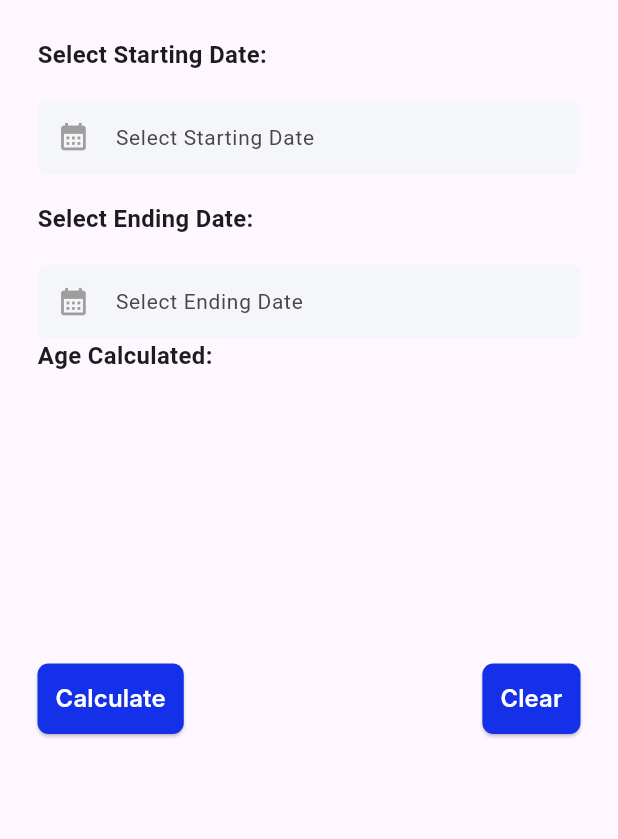
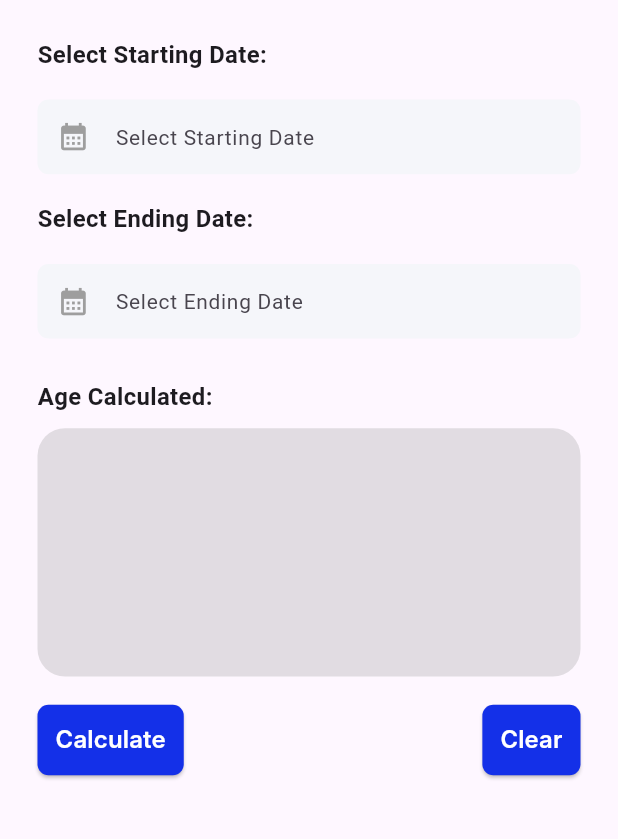
Before and after one commit to shaami30111/salary_calculator_app, a Flutter app: the screen it shows after launch, tab 3 chosen, on a phone screen of 412 x 824 dp, the part 195-1034 px from its top. Run offline on Flutter 3.47's test engine with Material 2 defaults, Android fonts, the phone set to English and light mode, and no system bars; our stand-ins replace flutter_screenutil, fluttericon; missing offline and left inert: age_calculator; Roboto replaces fonts that are missing (Inter).

Commit message:
modified:   lib/pages/salary_cal.dart

```diff
--- a/lib/pages/salary_cal.dart
+++ b/lib/pages/salary_cal.dart
@@ -477,7 +477,7 @@ class _SalaryCalState extends State<SalaryCal> {
                             "$convertedTemp",
                             style: TextStyle(
                               fontSize: 16.sp,
-                              color: Colors.red[600],
+                              color: Colors.black,
                               fontWeight: FontWeight.w800,
                             ),
                           ),
@@ -720,6 +720,9 @@ class _SalaryCalState extends State<SalaryCal> {
                           },
                         ),
                       ),
+                      SizedBox(
+                        height: 30.h,
+                      ),
                       Row(
                         children: [
                           Text(
@@ -737,7 +740,17 @@ class _SalaryCalState extends State<SalaryCal> {
                       Container(
                         height: 180.h,
                         width: 380.w,
-                        padding: EdgeInsets.all(8),
+                        padding: const EdgeInsets.all(8),
+                        decoration: BoxDecoration(
+                            color: Colors.grey.withOpacity(0.3),
+                            border: Border.all(
+                              color: Colors.transparent,
+                            ),
+                            borderRadius: BorderRadius.only(
+                                topLeft: Radius.circular(20.r),
+                                topRight: Radius.circular(20.r),
+                                bottomLeft: Radius.circular(20.r),
+                                bottomRight: Radius.circular(20.r))),
                         child: Column(
                           crossAxisAlignment: CrossAxisAlignment.start,
                           children: [
@@ -745,7 +758,7 @@ class _SalaryCalState extends State<SalaryCal> {
                               age1,
                               style: TextStyle(
                                 fontSize: 16.sp,
-                                color: Colors.red[600],
+                                color: Colors.black,
                                 fontWeight: FontWeight.w800,
                               ),
                             ),
@@ -753,7 +766,7 @@ class _SalaryCalState extends State<SalaryCal> {
                               age2,
                               style: TextStyle(
                                 fontSize: 16.sp,
-                                color: Colors.red[600],
+                                color: Colors.black,
                                 fontWeight: FontWeight.w800,
                               ),
                             ),
@@ -761,7 +774,7 @@ class _SalaryCalState extends State<SalaryCal> {
                               age3,
                               style: TextStyle(
                                 fontSize: 16.sp,
-                                color: Colors.red[600],
+                                color: Colors.black,
                                 fontWeight: FontWeight.w800,
                               ),
                             ),
@@ -769,7 +782,7 @@ class _SalaryCalState extends State<SalaryCal> {
                               age4,
                               style: TextStyle(
                                 fontSize: 16.sp,
-                                color: Colors.red[600],
+                                color: Colors.black,
                                 fontWeight: FontWeight.w800,
                               ),
                             ),
@@ -777,7 +790,7 @@ class _SalaryCalState extends State<SalaryCal> {
                               age5,
                               style: TextStyle(
                                 fontSize: 16.sp,
-                                color: Colors.red[600],
+                                color: Colors.black,
                                 fontWeight: FontWeight.w800,
                               ),
                             ),
```
